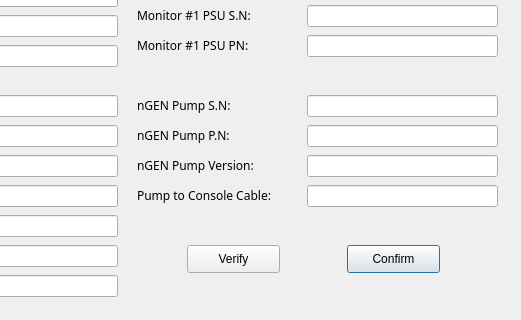
The window that Code/Forms/ngen_dialog.ui (EranYonai/Auto-Baseline) describes before a commit, drawn with Qt 5; both pictures show x 253 to 774 and y 235 to 555 of the 774 by 555 pixel window.
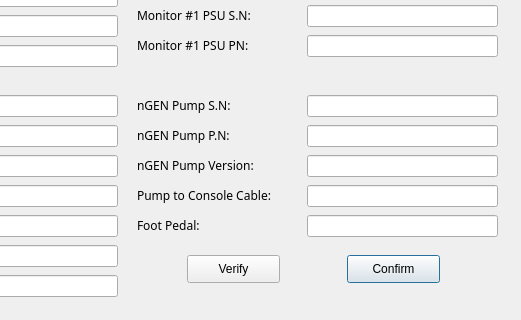
The same window after the commit.

```diff
--- a/Code/Forms/ngen_dialog.ui
+++ b/Code/Forms/ngen_dialog.ui
@@ -36,7 +36,7 @@
    <property name="geometry">
     <rect>
      <x>600</x>
-     <y>480</y>
+     <y>490</y>
      <width>93</width>
      <height>28</height>
     </rect>
@@ -49,7 +49,7 @@
    <property name="geometry">
     <rect>
      <x>440</x>
-     <y>480</y>
+     <y>490</y>
      <width>93</width>
      <height>28</height>
     </rect>
@@ -783,6 +783,38 @@
     <string>Pump to Console Cable:</string>
    </property>
   </widget>
+  <widget class="QLineEdit" name="foot_pedal_text">
+   <property name="geometry">
+    <rect>
+     <x>560</x>
+     <y>450</y>
+     <width>191</width>
+     <height>22</height>
+    </rect>
+   </property>
+   <property name="text">
+    <string/>
+   </property>
+  </widget>
+  <widget class="QLabel" name="label_26">
+   <property name="geometry">
+    <rect>
+     <x>390</x>
+     <y>450</y>
+     <width>101</width>
+     <height>21</height>
+    </rect>
+   </property>
+   <property name="font">
+    <font>
+     <family>Product Sans Light</family>
+     <pointsize>9</pointsize>
+    </font>
+   </property>
+   <property name="text">
+    <string>Foot Pedal:</string>
+   </property>
+  </widget>
  </widget>
  <tabstops>
   <tabstop>consoleSN_text</tabstop>
```
Left out of the diff: 1 changed line with no effect on the pictures.
